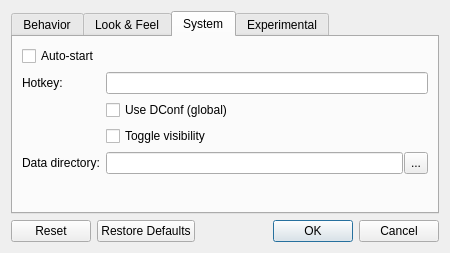
This is src/ui/settingsdialog.ui in medo64/QText as Qt 5 draws it before an edit. The edited form follows.
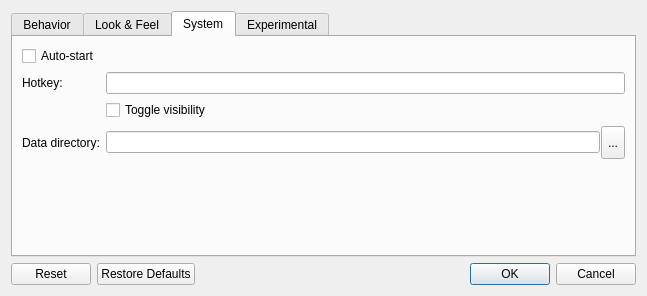
This is the edited form. The open tabs and pages were chosen to show the change. Custom widgets are drawn as their Qt base class.

Commit message: Updated hotkey handling

```diff
--- a/src/ui/settingsdialog.ui
+++ b/src/ui/settingsdialog.ui
@@ -6,8 +6,8 @@
    <rect>
     <x>0</x>
     <y>0</y>
-    <width>450</width>
-    <height>253</height>
+    <width>647</width>
+    <height>296</height>
    </rect>
   </property>
   <property name="windowTitle">
@@ -228,31 +228,14 @@
            </property>
           </widget>
          </item>
-         <item row="0" column="1">
-          <widget class="HotkeyEdit" name="editHotkey"/>
-         </item>
          <item row="1" column="1">
-          <widget class="QCheckBox" name="checkboxHotkeyUseDConf">
-           <property name="text">
-            <string>Use DConf (global)</string>
-           </property>
-          </widget>
-         </item>
-         <item row="2" column="1">
           <widget class="QCheckBox" name="checkboxHotkeyTogglesVisibility">
            <property name="text">
             <string>Toggle visibility</string>
            </property>
           </widget>
          </item>
-         <item row="3" column="0">
-          <widget class="QLabel" name="labelDataPath">
-           <property name="text">
-            <string>Data directory:</string>
-           </property>
-          </widget>
-         </item>
-         <item row="3" column="1">
+         <item row="2" column="1">
           <layout class="QHBoxLayout" name="horizontalLayout_2">
            <property name="spacing">
             <number>1</number>
@@ -279,6 +262,16 @@
            </item>
           </layout>
          </item>
+         <item row="2" column="0">
+          <widget class="QLabel" name="labelDataPath">
+           <property name="text">
+            <string>Data directory:</string>
+           </property>
+          </widget>
+         </item>
+         <item row="0" column="1">
+          <widget class="HotkeyEdit" name="editHotkey"/>
+         </item>
         </layout>
        </item>
        <item>
```
The commit also changes 12 other files.
